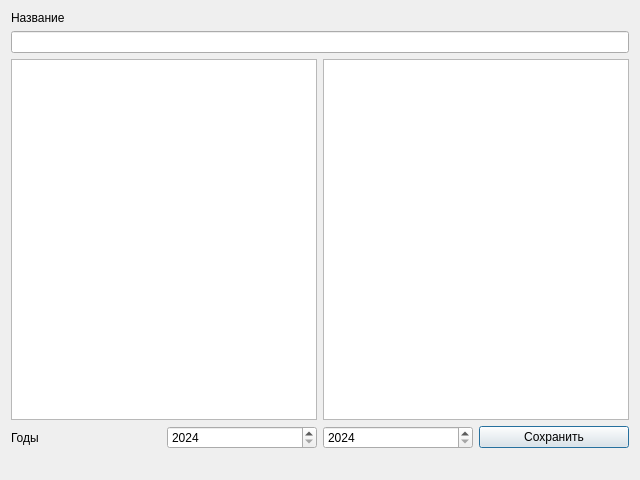
This is savetopdfdialog.ui in egor0665/VKBR as Qt 5 draws it before an edit. The edited form follows.
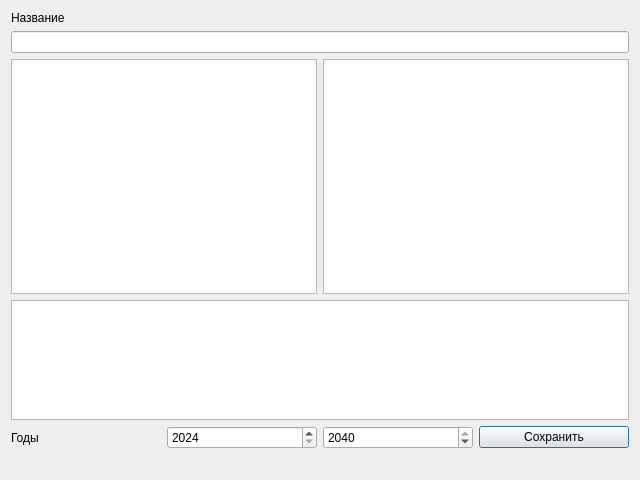
This is the edited form.

```diff
--- a/savetopdfdialog.ui
+++ b/savetopdfdialog.ui
@@ -28,6 +28,9 @@
      </item>
      <item>
       <layout class="QHBoxLayout" name="horizontalLayout">
+       <property name="sizeConstraint">
+        <enum>QLayout::SetDefaultConstraint</enum>
+       </property>
        <item>
         <widget class="QListWidget" name="listWidget"/>
        </item>
@@ -37,7 +40,29 @@
       </layout>
      </item>
      <item>
-      <layout class="QHBoxLayout" name="horizontalLayout_3">
+      <widget class="QListWidget" name="listWidget_2">
+       <property name="sizePolicy">
+        <sizepolicy hsizetype="Preferred" vsizetype="Minimum">
+         <horstretch>0</horstretch>
+         <verstretch>0</verstretch>
+        </sizepolicy>
+       </property>
+       <property name="minimumSize">
+        <size>
+         <width>0</width>
+         <height>0</height>
+        </size>
+       </property>
+       <property name="maximumSize">
+        <size>
+         <width>16777215</width>
+         <height>120</height>
+        </size>
+       </property>
+      </widget>
+     </item>
+     <item>
+      <layout class="QHBoxLayout" name="horizontalLayout_2">
        <item>
         <widget class="QLabel" name="label">
          <property name="text">
@@ -63,6 +88,9 @@
          <property name="maximum">
           <number>2040</number>
          </property>
+         <property name="value">
+          <number>2040</number>
+         </property>
         </widget>
        </item>
        <item>
```
